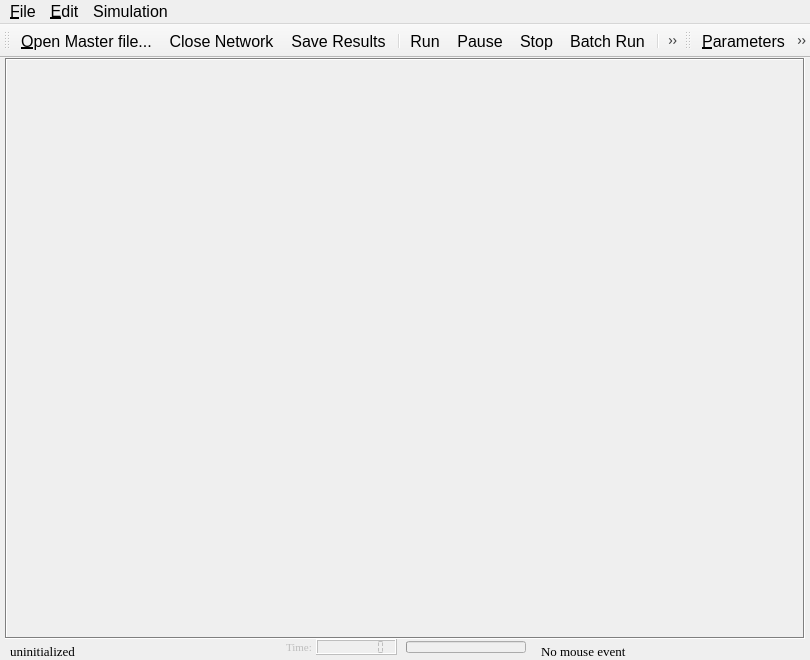
Old version of the form trunk/gui/canvas_qt4.ui in the repository OdedCats/mezzo.
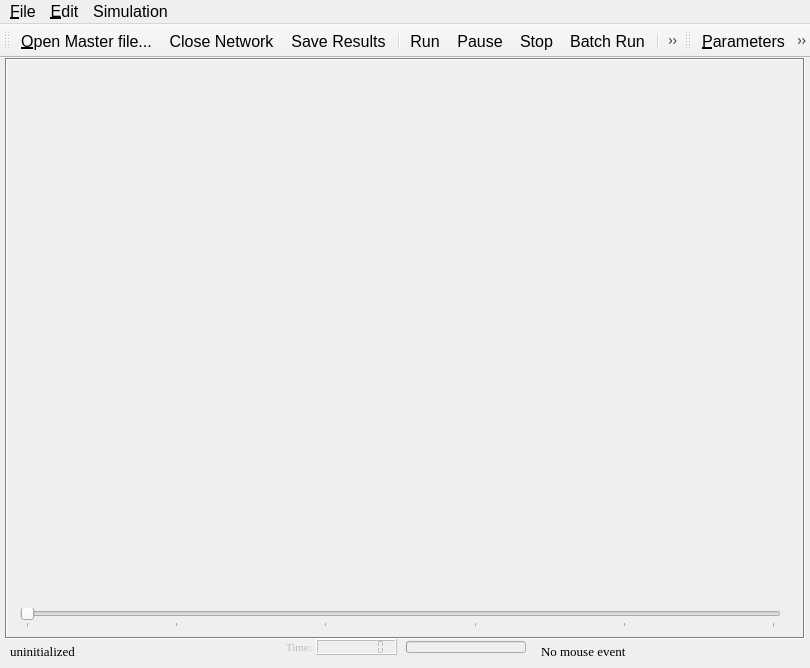
New version of the form. Icons and pictures are not drawn.

The edit to the form file:
```diff
--- a/trunk/gui/canvas_qt4.ui
+++ b/trunk/gui/canvas_qt4.ui
@@ -6,7 +6,7 @@
     <x>0</x>
     <y>0</y>
     <width>810</width>
-    <height>660</height>
+    <height>668</height>
    </rect>
   </property>
   <property name="sizePolicy" >
@@ -636,6 +636,37 @@
      </item>
     </layout>
    </widget>
+   <widget class="QSlider" name="horizontalSlider" >
+    <property name="enabled" >
+     <bool>true</bool>
+    </property>
+    <property name="geometry" >
+     <rect>
+      <x>20</x>
+      <y>550</y>
+      <width>761</width>
+      <height>20</height>
+     </rect>
+    </property>
+    <property name="autoFillBackground" >
+     <bool>false</bool>
+    </property>
+    <property name="maximum" >
+     <number>5</number>
+    </property>
+    <property name="pageStep" >
+     <number>2</number>
+    </property>
+    <property name="orientation" >
+     <enum>Qt::Horizontal</enum>
+    </property>
+    <property name="tickPosition" >
+     <enum>QSlider::TicksBelow</enum>
+    </property>
+    <property name="tickInterval" >
+     <number>1</number>
+    </property>
+   </widget>
   </widget>
   <widget class="QToolBar" name="toolBar1" >
    <property name="horizontallyStretchable" stdset="0" >
```
Left out of the diff: 4 changed lines with no effect on the pictures.
